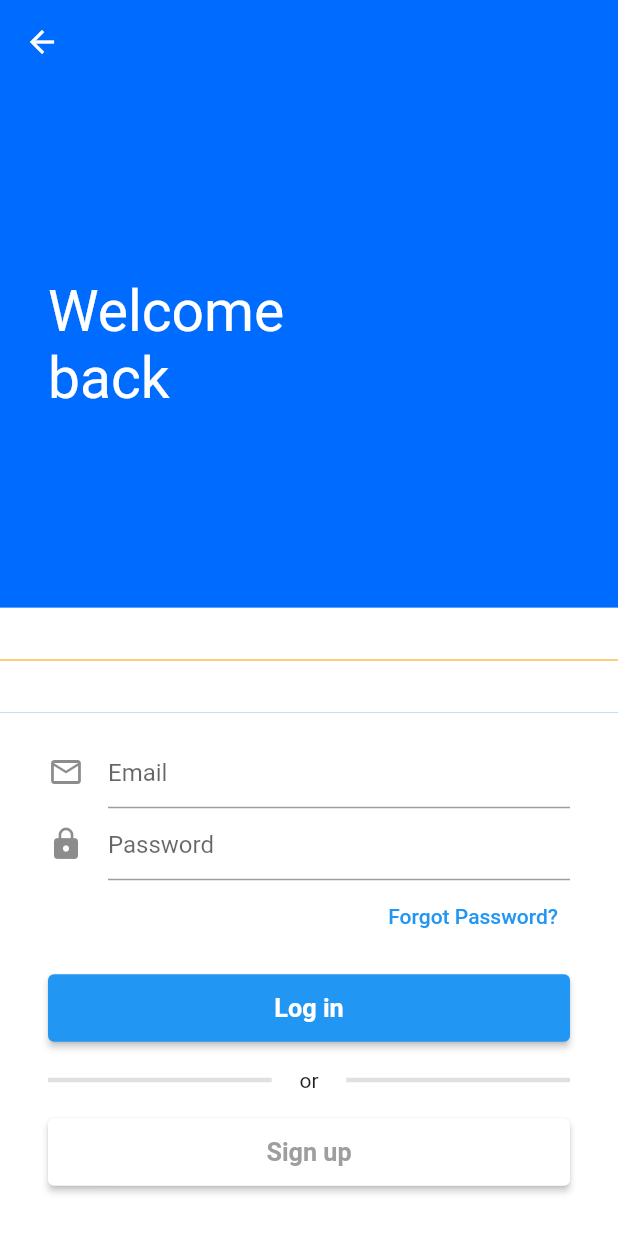
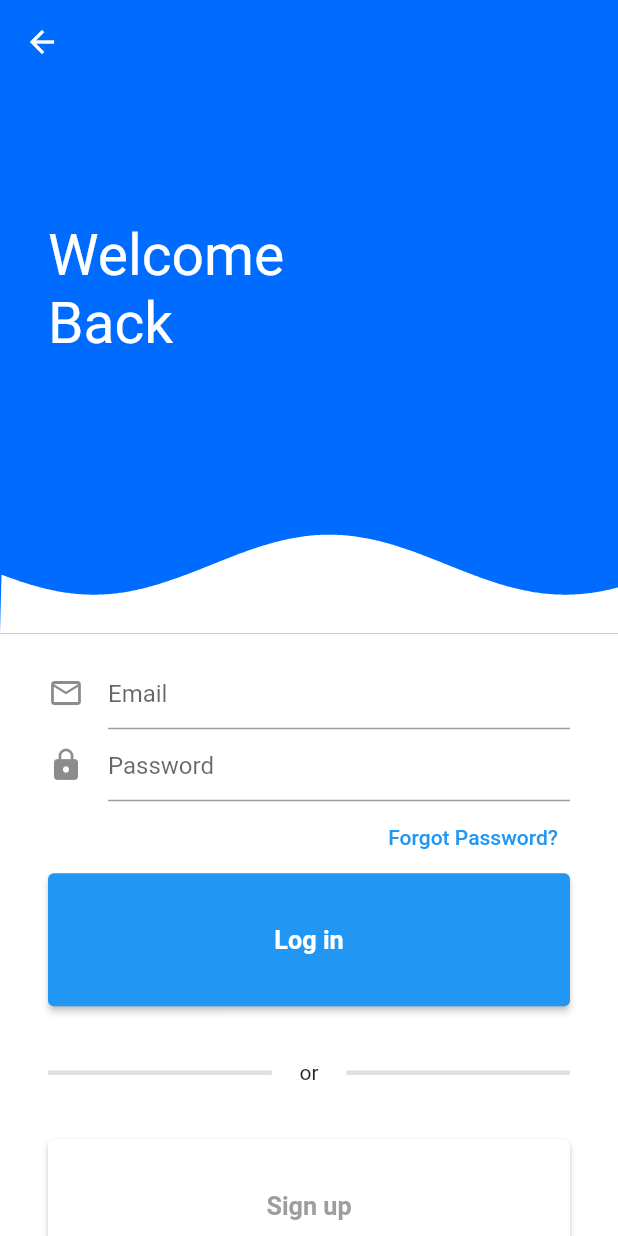
Before and after one commit to iamwalter/flutter-animated-login-template, a Flutter app: the screen it shows after launch, after a tap on "Sign Up", on a phone screen of 412 x 824 dp. Run offline on Flutter 3.47's test engine with Material 2 defaults, Android fonts, the phone set to English and light mode, and no system bars.

Commit message:
added animation

```diff
--- a/lib/common/register_animation.dart
+++ b/lib/common/register_animation.dart
@@ -1,4 +1,5 @@
-import 'dart:math';
+import 'dart:math' as math;
+import 'dart:ui';
 
 import 'package:flutter/material.dart';
 
@@ -13,15 +14,15 @@ class _WaveAnimationState extends State<WaveAnimation>
     with SingleTickerProviderStateMixin {
   late final AnimationController _animationController;
   late final Tween<double> _piTween = Tween<double>(
-    begin: -pi,
-    end: pi,
+    begin: -math.pi,
+    end: math.pi,
   );
   late final Animation<double> animation;
 
   @override
   void initState() {
     _animationController =
-        AnimationController(vsync: this, duration: Duration(seconds: 1));
+        AnimationController(vsync: this, duration: Duration(seconds: 8));
 
     animation = _piTween.animate(_animationController)
       ..addListener(() {
@@ -29,7 +30,7 @@ class _WaveAnimationState extends State<WaveAnimation>
       })
       ..addStatusListener((status) {
         if (status == AnimationStatus.completed) {
-          _animationController.repeat();
+          _animationController.forward(from: -math.pi);
         } else if (status == AnimationStatus.dismissed) {
           _animationController.forward();
         }
@@ -41,14 +42,49 @@ class _WaveAnimationState extends State<WaveAnimation>
   }
 
   @override
+  void dispose() {
+    _animationController.dispose();
+    super.dispose();
+  }
+
+  @override
   Widget build(BuildContext context) {
-    return Container(
-      color: Colors.white,
-      child: CustomPaint(
-        child: Container(),
-        painter: WavePainter(position: animation.value),
+    return RotatedBox(
+      quarterTurns: 2,
+      child: ClipPath(
+        clipper: WaveClipper(position: animation.value),
+        clipBehavior: Clip.antiAliasWithSaveLayer,
+        child: Container(
+          color: Colors.white,
+        ),
       ),
     );
+  }
+}
+
+class WaveClipper extends CustomClipper<Path> {
+  final double position;
+
+  WaveClipper({required this.position});
+
+  @override
+  Path getClip(Size size) {
+    final path = Path();
+
+    for (double x = 0; x < size.width; x++) {
+      final y = math.sin(0.02 * x + position) * 20 + size.height / 2;
+
+      path.lineTo(x, y);
+    }
+    path.lineTo(size.width, 0);
+    path.lineTo(0, 0);
+    path.close();
+    return path;
+  }
+
+  @override
+  bool shouldReclip(covariant WaveClipper oldClipper) {
+    return oldClipper.position != position;
   }
 }
 
@@ -61,28 +97,17 @@ class WavePainter extends CustomPainter {
 
   @override
   void paint(Canvas c, Size size) {
-    final _paint = Paint()..color = Colors.orange;
-    final w = size.width;
-    final h = size.height / 2;
-    final f = 1;
+    final paint = Paint()
+      ..color = Colors.blue
+      ..strokeWidth = 10;
+    final points = <Offset>[];
 
-    double calcSineY(x) {
-      return h - h * sin(x * 2 * pi * (f / w));
+    for (double x = 0; x < size.width; x++) {
+      final y = math.sin(0.02 * x + position) * 20 + size.height / 2;
+      points.add(Offset(x, y));
     }
 
-    final path = Path();
-    path.moveTo(0, h);
-    path.lineTo(w, h);
-    c.drawPath(path, _paint);
-    path.reset();
-    path.moveTo(0, h);
-    for (double i = 0; i < 200; i++) {
-      var y = calcSineY(position);
-      path.moveTo(i, y);
-      path.lineTo(i, y);
-    }
-
-    c.drawPath(path, _paint);
+    c.drawPoints(PointMode.polygon, points, paint);
   }
 
   @override
--- a/lib/register_view.dart
+++ b/lib/register_view.dart
@@ -8,29 +8,39 @@ class RegisterView extends StatelessWidget {
 
   @override
   Widget build(BuildContext context) {
+    final size = MediaQuery.of(context).size;
+
     return Scaffold(
+      resizeToAvoidBottomInset: true,
       backgroundColor: backgroundColor,
       appBar: AppBar(
         backgroundColor: Colors.transparent,
         elevation: 0,
       ),
-      body: Column(
-        // mainAxisAlignment: MainAxisAlignment.center,
+      body: SingleChildScrollView(
+        child: Container(
+          width: size.width,
+          height: size.height,
+          child: Column(
+            mainAxisAlignment: MainAxisAlignment.center,
             children: [
               Expanded(
-            flex: 5,
+                flex: 3,
                 child: Row(
                   children: [
                     Expanded(
+                      flex: 2,
                       child: Padding(
                         padding: EdgeInsets.only(left: 32.0),
                         child: Text(
-                      "Welcome back",
+                          "Welcome Back",
                           style: loginStyle,
                         ),
                       ),
                     ),
-                Expanded(child: Container()),
+                    Expanded(
+                      child: Container(),
+                    ),
                   ],
                 ),
               ),
@@ -43,6 +53,8 @@ class RegisterView extends StatelessWidget {
                 ),
               ),
             ],
+          ),
+        ),
       ),
     );
   }
@@ -118,19 +130,25 @@ class _RegisterFormState extends State<RegisterForm> {
                 child: Column(
                   mainAxisAlignment: MainAxisAlignment.end,
                   children: [
-                    StringButton(
+                    Expanded(
+                      child: StringButton(
                         onPressed: () => print("login"),
                         title: "Log in",
                       ),
-                    Padding(
+                    ),
+                    Expanded(
+                      child: Padding(
                         padding: const EdgeInsets.only(top: 16.0, bottom: 16.0),
                         child: _buildAwesomeDivider("or"),
                       ),
-                    StringButton(
+                    ),
+                    Expanded(
+                      child: StringButton(
                         backgroundColor: Colors.white,
                         textColor: Colors.grey,
                         onPressed: () => print("Sign Up"),
                         title: "Sign up",
+                      ),
                     ),
                   ],
                 ),
--- a/lib/style.dart
+++ b/lib/style.dart
@@ -1,5 +1,8 @@
 import 'package:flutter/material.dart';
 
 final backgroundColor = const Color.fromRGBO(0, 108, 255, 1);
-final loginStyle = const TextStyle(fontSize: 38.0, color: Colors.white);
+final loginStyle = const TextStyle(
+  fontSize: 38.0,
+  color: Colors.white,
+);
 final subtextStyle = const TextStyle(fontSize: 22.0, color: Colors.white54);
```
Lines whose indentation alone changed are shown as unchanged.
